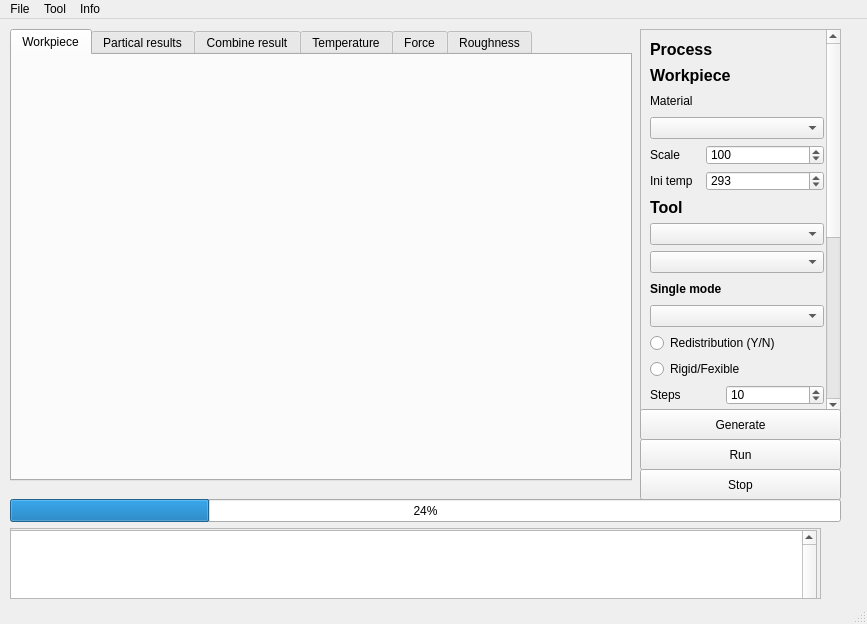
Old version of the form ui/mainwindow.ui in the repository VuCongCuong/temp.
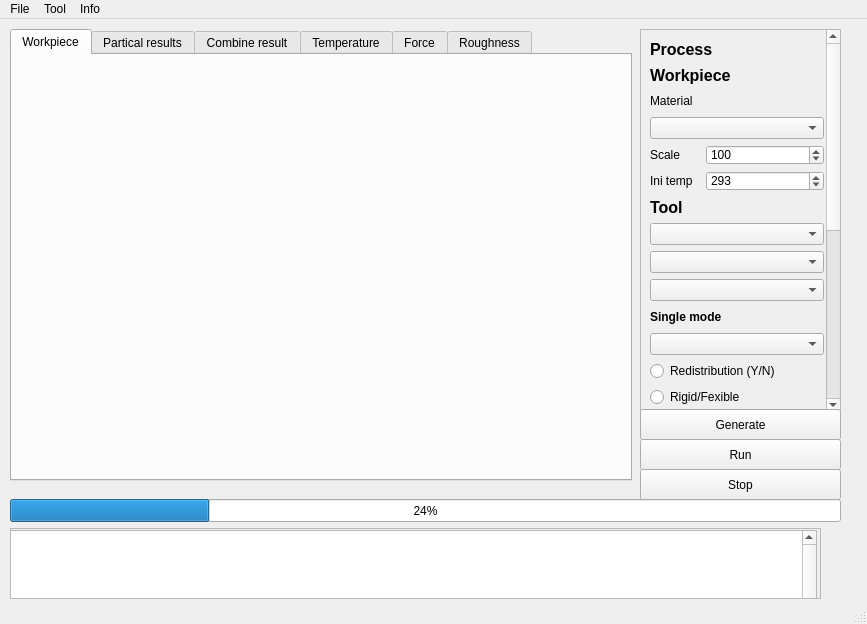
New version of the form.

```diff
--- a/ui/mainwindow.ui
+++ b/ui/mainwindow.ui
@@ -124,9 +124,9 @@
      <property name="geometry">
       <rect>
        <x>0</x>
-       <y>-324</y>
+       <y>-157</y>
        <width>192</width>
-       <height>724</height>
+       <height>752</height>
       </rect>
      </property>
      <property name="minimumSize">
@@ -341,6 +341,16 @@
         </property>
        </widget>
       </item>
+      <item>
+       <widget class="QComboBox" name="abrasive_shape">
+        <property name="minimumSize">
+         <size>
+          <width>0</width>
+          <height>22</height>
+         </size>
+        </property>
+       </widget>
+      </item>
       <item>
        <widget class="QLabel" name="label_16">
         <property name="sizePolicy">
```
